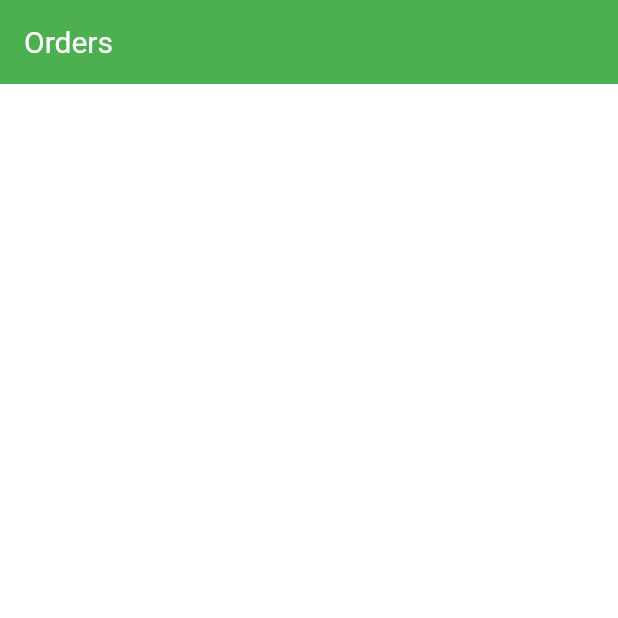
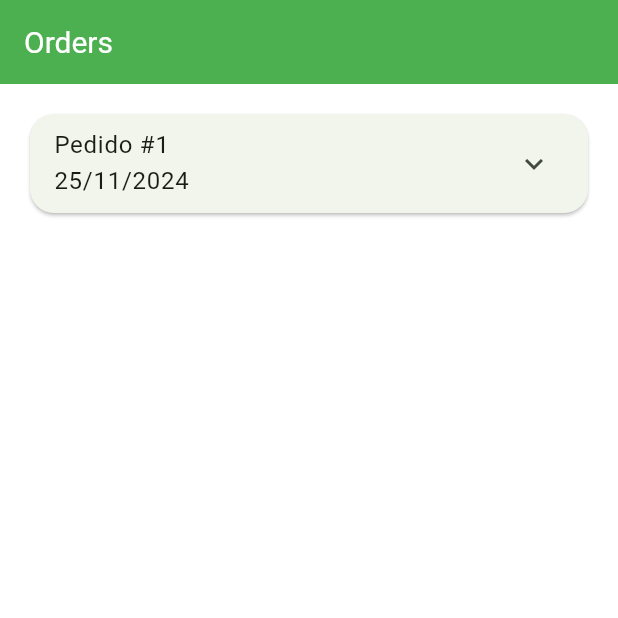
Before and after one commit to ViniMartins1/green_io, a Flutter app: the OrdersTab screen opened directly, on a phone screen of 412 x 824 dp, the top half of it. Run offline on Flutter 3.47's test engine with Material 3 defaults, Android fonts, the phone set to English and light mode, and no system bars; our stand-ins replace animated_text_kit, mask_text_input_formatter.

Commit message:
breve avanço

```diff
--- a/lib/src/config/app_data.dart
+++ b/lib/src/config/app_data.dart
@@ -262,8 +262,8 @@ class AppData {
   static final List<Order> orders = [
     Order(
       id: 1,
-      createdDateTime: DateTime.parse('2024-11-25 23:03:00'),
-      overdueDateTime: DateTime.parse('2024-11-26 00:03:00'),
+      createdDateTime: DateTime.parse('2024-11-25 23:03:00.000'),
+      overdueDateTime: DateTime.parse('2024-11-26 00:03:00.110'),
       items: [
         CartItem(
           item: mango,
--- /dev/null
+++ b/lib/src/pages/orders/components/order_tile.dart
@@ -0,0 +1,50 @@
+import 'package:flutter/material.dart';
+import 'package:green_io/src/model/order.dart';
+import 'package:green_io/src/services/util_services.dart';
+
+class OrderTile extends StatelessWidget {
+  final Order order;
+  const OrderTile({super.key, required this.order});
+
+  @override
+  Widget build(BuildContext context) {
+    return Card(
+      shape: RoundedRectangleBorder(borderRadius: BorderRadius.circular(16)),
+      child: Theme(
+        data: Theme.of(context).copyWith(
+          dividerColor: Colors.transparent,
+        ),
+        child: ExpansionTile(
+          title: Column(
+            crossAxisAlignment: CrossAxisAlignment.start,
+            mainAxisSize: MainAxisSize.min,
+            children: [
+              Text('Pedido #${order.id}'),
+              Text(UtilsServices.formatDateTime(order.createdDateTime)),
+            ],
+          ),
+          childrenPadding: const EdgeInsets.fromLTRB(16, 0, 16, 16),
+          children: [
+            SizedBox(
+              height: 150,
+              child: Row(
+                children: [
+                  Expanded(
+                      flex: 3,
+                      child: ListView(
+                        children: order.items
+                            .map((e) => Row(
+                                  children: [Text('${e.quantity} ${e.item.unit}')],
+                                ))
+                            .toList(),
+                      )),
+                  Expanded(flex: 2, child: Container(color: Colors.blue)),
+                ],
+              ),
+            ),
+          ],
+        ),
+      ),
+    );
+  }
+}
--- a/lib/src/pages/orders/orders_tab.dart
+++ b/lib/src/pages/orders/orders_tab.dart
@@ -1,4 +1,6 @@
 import 'package:flutter/material.dart';
+import 'package:green_io/src/config/app_data.dart';
+import 'package:green_io/src/pages/orders/components/order_tile.dart';
 
 class OrdersTab extends StatelessWidget {
   const OrdersTab({super.key});
@@ -9,13 +11,15 @@ class OrdersTab extends StatelessWidget {
       appBar: AppBar(
         title: const Text('Orders'),
       ),
-      // body: ListView.separated(
-      //   padding: EdgeInsets.all(16),
-      //   physics: BouncingScrollPhysics(),
-      //   separatorBuilder: (context, index) => const SizedBox(height: 8),
-      //   itemCount: ,
-      //   itemBuilder: (context, index) => ,
-      // ),
+      body: ListView.separated(
+        padding: const EdgeInsets.all(16),
+        physics: const BouncingScrollPhysics(),
+        separatorBuilder: (context, index) => const SizedBox(height: 8),
+        itemCount: AppData.orders.length,
+        itemBuilder: (context, index) => OrderTile(
+          order: AppData.orders[index],
+        ),
+      ),
     );
   }
 }
--- a/lib/src/services/util_services.dart
+++ b/lib/src/services/util_services.dart
@@ -1,3 +1,4 @@
+import 'package:intl/date_symbol_data_local.dart';
 import 'package:intl/intl.dart';
 
 class UtilsServices {
@@ -6,4 +7,11 @@ class UtilsServices {
 
     return numberFormat.format(price);
   }
+
+  static String formatDateTime(DateTime date) {
+    initializeDateFormatting();
+
+    DateFormat dateFormat = DateFormat.yMd('pt_br');
+    return dateFormat.format(date);
+  }
 }
```
